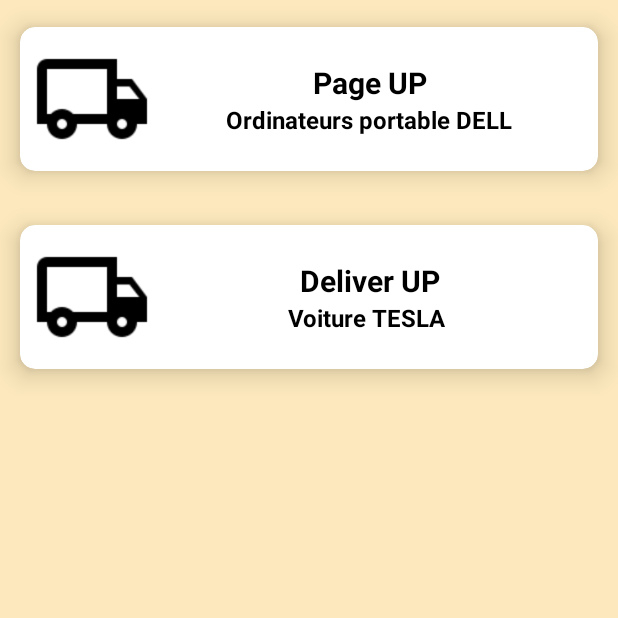
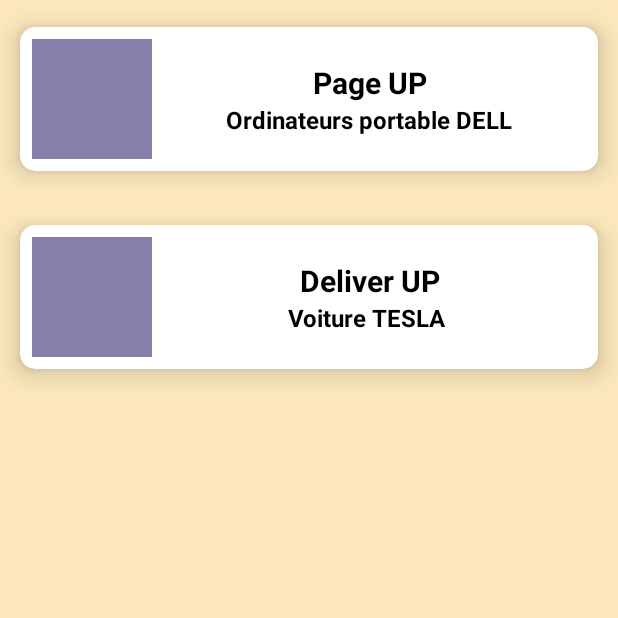
Before and after one commit to Aizen39/demotour, an Android app: the TourFragment screen opened through its navigation route, on a phone screen of 412 x 824 dp, the top half of it. Run offline under Robolectric (Android 15) with nearby library versions, the phone set to English and light mode, and no system bars; our stand-ins replace data binding.

Commit message:
set data binding on TourAdapter

```diff
--- a/app/src/main/kotlin/fr/pageup/demoapp/ui/viewmodels/TourAdapter.kt
+++ b/app/src/main/kotlin/fr/pageup/demoapp/ui/viewmodels/TourAdapter.kt
@@ -10,25 +10,20 @@
 import androidx.recyclerview.widget.RecyclerView
 import fr.pageup.demoapp.R
 import fr.pageup.demoapp.data.Customer
+import fr.pageup.demoapp.databinding.FragmentDetailBinding
 import fr.pageup.demoapp.databinding.FragmentLoginBinding
 
 class TourAdapter(private val customersList: List<Customer>) :
     RecyclerView.Adapter<TourAdapter.TourViewHolder>() {
 
 
-    inner class TourViewHolder(v: View) : RecyclerView.ViewHolder(v) {
-
-        var ordersName = v.findViewById<TextView>(R.id.delivery_name)
-        var ordersDescription = v.findViewById<TextView>(R.id.delivery_description)
-        var ordersLogo = v.findViewById<ImageView>(R.id.delivery_logo)
-
-    }
+    inner class TourViewHolder(val v: FragmentDetailBinding) : RecyclerView.ViewHolder(v.root)
 
     /** create and display each element from our model there, returning the viewholder class,
      * convert data into elements of recyclerview*/
     override fun onCreateViewHolder(parent: ViewGroup, viewType: Int): TourViewHolder {
         val inflater = LayoutInflater.from(parent.context)
-        val v = inflater.inflate(R.layout.fragment_detail, parent, false)
+        val v = DataBindingUtil.inflate<FragmentDetailBinding>(inflater,R.layout.fragment_detail, parent, false)
         return TourViewHolder(v)
     }
 
@@ -36,10 +31,7 @@
      * in order to load in memory only the elements displayed on the screen
      */
     override fun onBindViewHolder(holder: TourViewHolder, position: Int) {
-        val customersList = customersList[position]
-        holder.ordersName.text = customersList.firstname + customersList.lastname
-        holder.ordersDescription.text = customersList.description
-        holder.ordersLogo.setImageResource(customersList.img)
+        holder.v.isItemsList = customersList[position]
     }
 
     /** return the total numbers of customers of our recycleView*/
```
